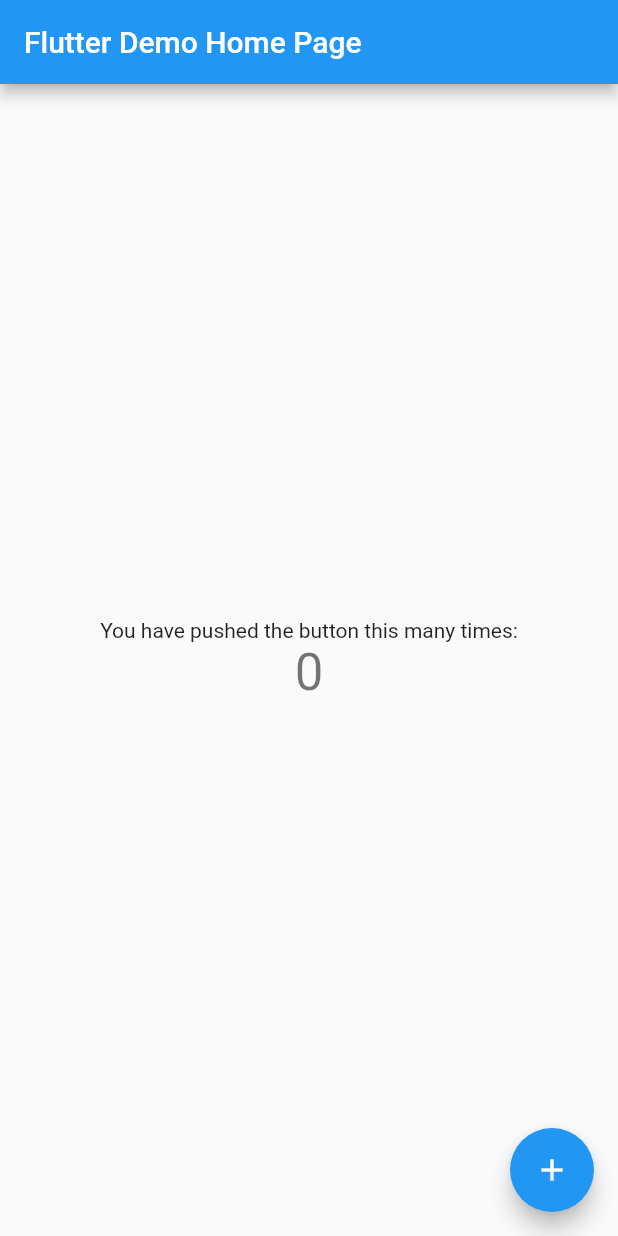
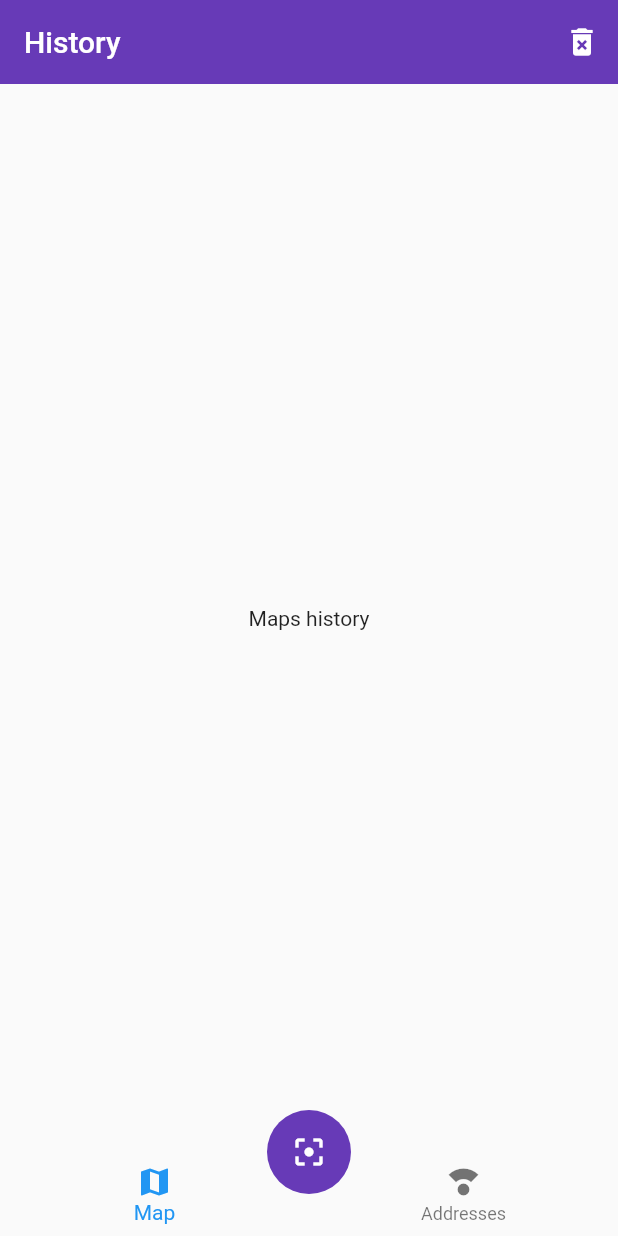
Before and after one commit to efeceve/qr_code, a Flutter app: the screen it shows after launch, on a phone screen of 412 x 824 dp. Run offline on Flutter 3.47's test engine with Material 2 defaults, Android fonts, the phone set to English and light mode, and no system bars.

```diff
--- a/lib/main.dart
+++ b/lib/main.dart
@@ -1,113 +1,28 @@
 import 'package:flutter/material.dart';
+import 'package:provider/provider.dart';
+import 'package:qr_reader/pages/home_page.dart';
+import 'package:qr_reader/pages/map_page.dart';
+import 'package:qr_reader/providers/ui_provider.dart';
 
-void main() {
-  runApp(MyApp());
-}
+void main() => runApp(MyApp());
 
 class MyApp extends StatelessWidget {
-  // This widget is the root of your application.
   @override
   Widget build(BuildContext context) {
-    return MaterialApp(
-      title: 'Flutter Demo',
-      theme: ThemeData(
-        // This is the theme of your application.
-        //
-        // Try running your application with "flutter run". You'll see the
-        // application has a blue toolbar. Then, without quitting the app, try
-        // changing the primarySwatch below to Colors.green and then invoke
-        // "hot reload" (press "r" in the console where you ran "flutter run",
-        // or simply save your changes to "hot reload" in a Flutter IDE).
-        // Notice that the counter didn't reset back to zero; the application
-        // is not restarted.
-        primarySwatch: Colors.blue,
+    return MultiProvider(
+      providers: [
+        ChangeNotifierProvider(create: (_) => new UiProvider()),
+      ],
+      child: MaterialApp(
+        debugShowCheckedModeBanner: false,
+        title: 'QR Reader',
+        initialRoute: 'home',
+        routes: {'home': (_) => HomePage(), 'mapa': (_) => MapPage()},
+        theme: ThemeData(
+            primaryColor: Colors.deepPurple,
+            floatingActionButtonTheme: FloatingActionButtonThemeData(
+                backgroundColor: Colors.deepPurple)),
       ),
-      home: MyHomePage(title: 'Flutter Demo Home Page'),
     );
   }
 }
-
-class MyHomePage extends StatefulWidget {
-  MyHomePage({Key? key, required this.title}) : super(key: key);
-
-  // This widget is the home page of your application. It is stateful, meaning
-  // that it has a State object (defined below) that contains fields that affect
-  // how it looks.
-
-  // This class is the configuration for the state. It holds the values (in this
-  // case the title) provided by the parent (in this case the App widget) and
-  // used by the build method of the State. Fields in a Widget subclass are
-  // always marked "final".
-
-  final String title;
-
-  @override
-  _MyHomePageState createState() => _MyHomePageState();
-}
-
-class _MyHomePageState extends State<MyHomePage> {
-  int _counter = 0;
-
-  void _incrementCounter() {
-    setState(() {
-      // This call to setState tells the Flutter framework that something has
-      // changed in this State, which causes it to rerun the build method below
-      // so that the display can reflect the updated values. If we changed
-      // _counter without calling setState(), then the build method would not be
-      // called again, and so nothing would appear to happen.
-      _counter++;
-    });
-  }
-
-  @override
-  Widget build(BuildContext context) {
-    // This method is rerun every time setState is called, for instance as done
-    // by the _incrementCounter method above.
-    //
-    // The Flutter framework has been optimized to make rerunning build methods
-    // fast, so that you can just rebuild anything that needs updating rather
-    // than having to individually change instances of widgets.
-    return Scaffold(
-      appBar: AppBar(
-        // Here we take the value from the MyHomePage object that was created by
-        // the App.build method, and use it to set our appbar title.
-        title: Text(widget.title),
-      ),
-      body: Center(
-        // Center is a layout widget. It takes a single child and positions it
-        // in the middle of the parent.
-        child: Column(
-          // Column is also a layout widget. It takes a list of children and
-          // arranges them vertically. By default, it sizes itself to fit its
-          // children horizontally, and tries to be as tall as its parent.
-          //
-          // Invoke "debug painting" (press "p" in the console, choose the
-          // "Toggle Debug Paint" action from the Flutter Inspector in Android
-          // Studio, or the "Toggle Debug Paint" command in Visual Studio Code)
-          // to see the wireframe for each widget.
-          //
-          // Column has various properties to control how it sizes itself and
-          // how it positions its children. Here we use mainAxisAlignment to
-          // center the children vertically; the main axis here is the vertical
-          // axis because Columns are vertical (the cross axis would be
-          // horizontal).
-          mainAxisAlignment: MainAxisAlignment.center,
-          children: <Widget>[
-            Text(
-              'You have pushed the button this many times:',
-            ),
-            Text(
-              '$_counter',
-              style: Theme.of(context).textTheme.headline4,
-            ),
-          ],
-        ),
-      ),
-      floatingActionButton: FloatingActionButton(
-        onPressed: _incrementCounter,
-        tooltip: 'Increment',
-        child: Icon(Icons.add),
-      ), // This trailing comma makes auto-formatting nicer for build methods.
-    );
-  }
-}
--- /dev/null
+++ b/lib/pages/adresses_page.dart
@@ -0,0 +1,10 @@
+import 'package:flutter/material.dart';
+
+class AdressesPage extends StatelessWidget {
+  @override
+  Widget build(BuildContext context) {
+    return Center(
+      child: Text('Adresses Page'),
+    );
+  }
+}
--- /dev/null
+++ b/lib/pages/home_page.dart
@@ -0,0 +1,42 @@
+import 'package:flutter/material.dart';
+import 'package:provider/provider.dart';
+import 'package:qr_reader/pages/adresses_page.dart';
+import 'package:qr_reader/pages/maps_history_page.dart';
+import 'package:qr_reader/providers/ui_provider.dart';
+import 'package:qr_reader/widgets/custom_navigatorbar.dart';
+import 'package:qr_reader/widgets/scan_button.dart';
+
+class HomePage extends StatelessWidget {
+  @override
+  Widget build(BuildContext context) {
+    return Scaffold(
+        appBar: AppBar(
+          elevation: 0,
+          title: Text('History'),
+          actions: [
+            IconButton(onPressed: () {}, icon: Icon(Icons.delete_forever)),
+          ],
+        ),
+        body: _HomePageBody(),
+        bottomNavigationBar: CustomNavigationBar(),
+        floatingActionButton: ScanButton(),
+        floatingActionButtonLocation:
+            FloatingActionButtonLocation.centerDocked);
+  }
+}
+
+class _HomePageBody extends StatelessWidget {
+  @override
+  Widget build(BuildContext context) {
+    final uiProvider = Provider.of<UiProvider>(context);
+    final currentIndex = uiProvider.selectedMenuOpt;
+    switch (currentIndex) {
+      case 0:
+        return MapsHistoryPage();
+      case 1:
+        return AdressesPage();
+      default:
+        return MapsHistoryPage();
+    }
+  }
+}
--- /dev/null
+++ b/lib/pages/map_page.dart
@@ -0,0 +1,12 @@
+import 'package:flutter/material.dart';
+
+class MapPage extends StatelessWidget {
+  @override
+  Widget build(BuildContext context) {
+    return Scaffold(
+      body: Center(
+        child: Text('Map Page'),
+      ),
+    );
+  }
+}
--- /dev/null
+++ b/lib/pages/maps_history_page.dart
@@ -0,0 +1,10 @@
+import 'package:flutter/material.dart';
+
+class MapsHistoryPage extends StatelessWidget {
+  @override
+  Widget build(BuildContext context) {
+    return Center(
+      child: Text('Maps history'),
+    );
+  }
+}
--- /dev/null
+++ b/lib/providers/ui_provider.dart
@@ -0,0 +1,14 @@
+import 'package:flutter/material.dart';
+
+class UiProvider extends ChangeNotifier {
+  int _selectedMenuOpt = 0;
+
+  int get selectedMenuOpt {
+    return this._selectedMenuOpt;
+  }
+
+  set selectedMenuOpt(int i) {
+    this._selectedMenuOpt = i;
+    notifyListeners();
+  }
+}
--- /dev/null
+++ b/lib/widgets/custom_navigatorbar.dart
@@ -0,0 +1,24 @@
+import 'package:flutter/material.dart';
+import 'package:provider/provider.dart';
+import 'package:qr_reader/providers/ui_provider.dart';
+
+class CustomNavigationBar extends StatelessWidget {
+  const CustomNavigationBar({Key? key}) : super(key: key);
+
+  @override
+  Widget build(BuildContext context) {
+    final uiProvider = Provider.of<UiProvider>(context);
+    final currentIndex = uiProvider.selectedMenuOpt;
+
+    return BottomNavigationBar(
+      onTap: (int i) => uiProvider.selectedMenuOpt = i,
+      currentIndex: currentIndex,
+      elevation: 0,
+      items: [
+        BottomNavigationBarItem(icon: Icon(Icons.map), label: 'Map'),
+        BottomNavigationBarItem(
+            icon: Icon(Icons.compass_calibration), label: 'Addresses')
+      ],
+    );
+  }
+}
--- /dev/null
+++ b/lib/widgets/scan_button.dart
@@ -0,0 +1,11 @@
+import 'package:flutter/material.dart';
+
+class ScanButton extends StatelessWidget {
+  const ScanButton({Key? key}) : super(key: key);
+
+  @override
+  Widget build(BuildContext context) {
+    return FloatingActionButton(
+        elevation: 0, child: Icon(Icons.filter_center_focus), onPressed: () {});
+  }
+}
--- a/pubspec.yaml
+++ b/pubspec.yaml
@@ -28,6 +28,7 @@ dependencies:
   # The following adds the Cupertino Icons font to your application.
   # Use with the CupertinoIcons class for iOS style icons.
   cupertino_icons: ^1.0.2
+  provider: ^6.0.0
 
 dev_dependencies:
   flutter_test:
```
Also changed, not shown: pubspec.lock.
